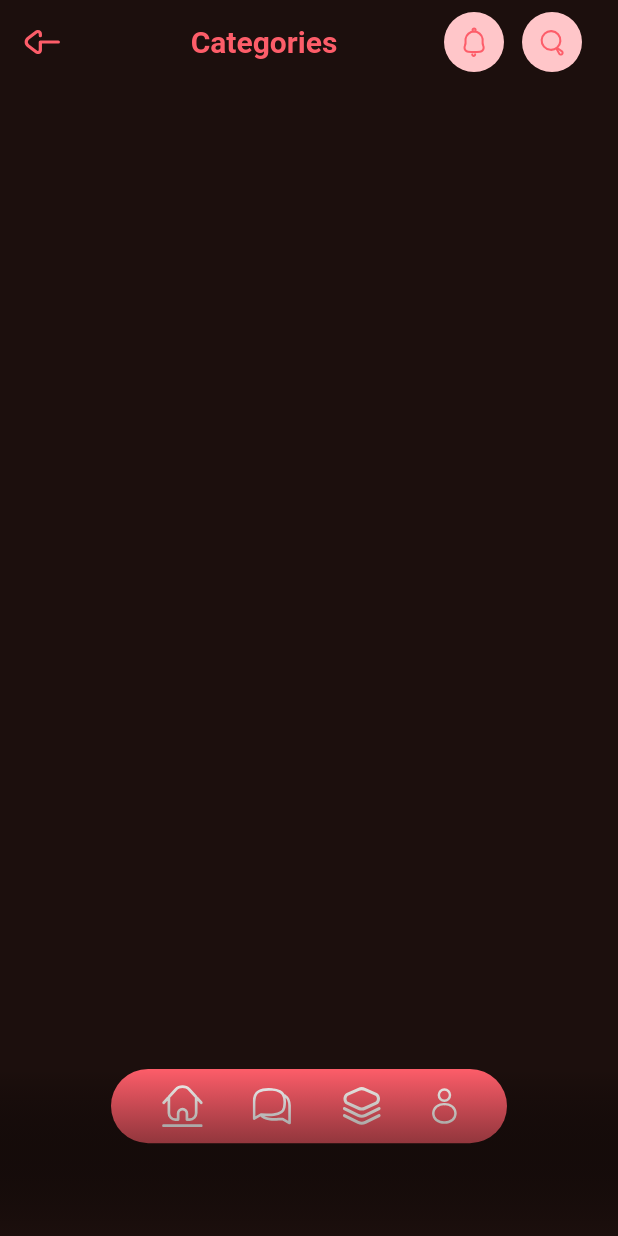
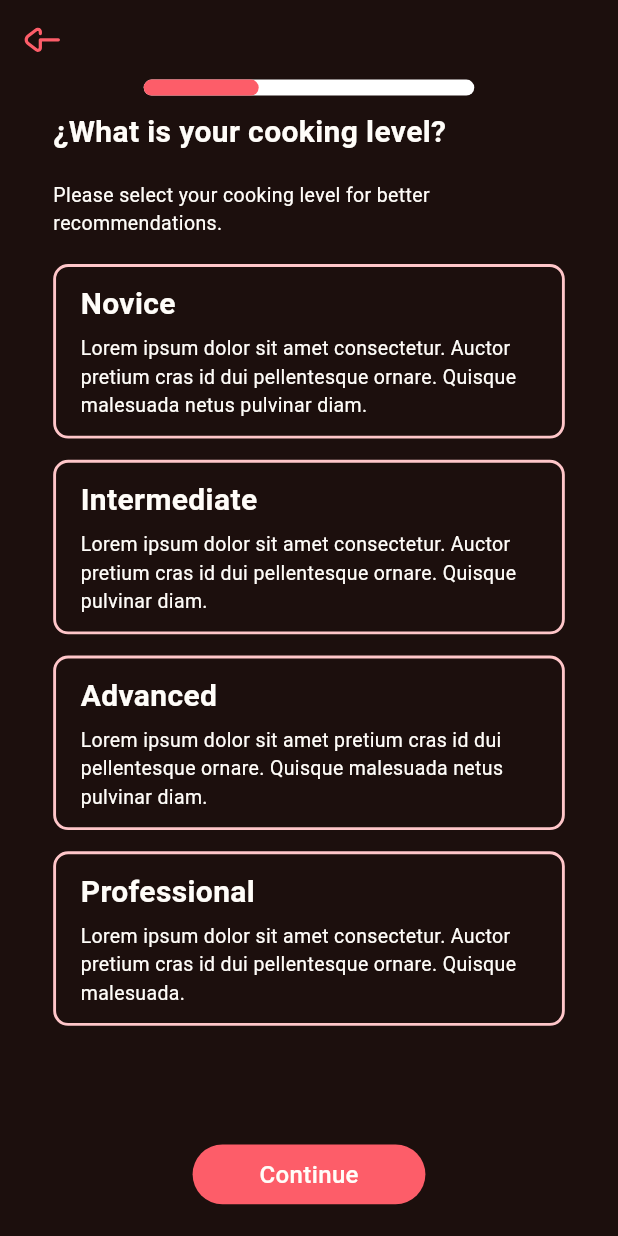
Before and after one commit to Shoxrux5101/flutter_dars_35, a Flutter app: the screen it shows after launch, on a phone screen of 412 x 824 dp. Run offline on Flutter 3.47's test engine with Material 3 defaults, Android fonts, the light colour scheme and no system bars; our stand-ins replace dio, flutter_screenutil, flutter_svg, go_router; network calls fail.

Commit message:
first commit

```diff
--- a/lib/core/router/router.dart
+++ b/lib/core/router/router.dart
@@ -3,12 +3,21 @@ import 'package:go_router/go_router.dart';
 import 'package:untitled3/core/router/router_name.dart';
 import 'package:untitled3/features/onboarding/pages/category_details_page.dart';
 import 'package:untitled3/features/onboarding/pages/category_page.dart';
+import 'package:untitled3/features/onboarding/pages/onboarding_page.dart';
 import 'package:untitled3/features/onboarding/pages/recipe_page.dart';
 
 class AppRouter {
   static final GoRouter router = GoRouter(
-    initialLocation: RouterName.categoryPage,
+    initialLocation: RouterName.onboardingPage,
     routes: [
+      GoRoute(
+        path: RouterName.onboardingPage,
+        builder: (context, state) {
+          final extra = state.extra as Map<String, dynamic>?;
+          final id = extra?['id'];
+          return OnboardingPage();
+        },
+      ),
       GoRoute(
         path: RouterName.categoryPage,
         builder: (context, state) {
--- a/lib/core/router/router_name.dart
+++ b/lib/core/router/router_name.dart
@@ -1,7 +1,8 @@
 import 'package:flutter/material.dart';
 
 class RouterName {
+  static String onboardingPage="/cookinglevel";
+  static String categoryPage="/category";
   static String recipePage="/recipe";
-  static String categoryPage="/category";
   static String categoryDetailsPage="/categoryDetails";
 }
--- a/lib/data/models/home/cuisine_model.dart
+++ b/lib/data/models/home/category_model.dart
@@ -1,18 +1,18 @@
 import 'package:flutter/material.dart';
 
-class CuisineModel {
+class CategoryModel {
   final String image;
   final String title;
   final int id;
 
-  CuisineModel({
+  CategoryModel({
     required this.image,
     required this.title,
     required this.id,
   });
 
-  factory CuisineModel.fromJson(Map<String, dynamic> json) {
-    return CuisineModel(
+  factory CategoryModel.fromJson(Map<String, dynamic> json) {
+    return CategoryModel(
       image: json['image'],
       title: json['title'],
       id: json['id'],
--- /dev/null
+++ b/lib/data/models/home/onboarding_model.dart
@@ -0,0 +1,35 @@
+class OnboardingModel {
+  final int id;
+  final String title;
+  final String subtitle;
+  final String image;
+  final int order;
+
+  OnboardingModel({
+    required this.id,
+    required this.title,
+    required this.subtitle,
+    required this.image,
+    required this.order,
+  });
+
+  factory OnboardingModel.fromJson(Map<String, dynamic> json) {
+    return OnboardingModel(
+      id: json['id'],
+      title: json['title'],
+      subtitle: json['subtitle'],
+      image: json['image'],
+      order: json['order'],
+    );
+  }
+
+  Map<String, dynamic> toJson() {
+    return {
+      'id': id,
+      'title': title,
+      'subtitle': subtitle,
+      'image': image,
+      'order': order,
+    };
+  }
+}
--- a/lib/features/onboarding/managers/home_page_view_model.dart
+++ b/lib/features/onboarding/managers/category_page_view_model.dart
@@ -1,14 +1,14 @@
 import 'package:flutter/material.dart';
-import 'package:untitled3/data/models/home/cuisine_model.dart';
+import 'package:untitled3/data/models/home/category_model.dart';
 import '../../../core/client.dart';
 
-class HomePageViewModel extends ChangeNotifier {
-  HomePageViewModel() {
+class CategoryPageViewModel extends ChangeNotifier {
+  CategoryPageViewModel() {
     fetchCategories();
   }
   String? error;
   bool isCuisinesLoading = true;
-  List<CuisineModel> categories = [];
+  List<CategoryModel> categories = [];
 
   Future<void> fetchCategories() async {
     isCuisinesLoading = true;
@@ -21,7 +21,7 @@ class HomePageViewModel extends ChangeNotifier {
       notifyListeners();
     }
     categories = (response.data as List)
-        .map((json) => CuisineModel.fromJson(json))
+        .map((json) => CategoryModel.fromJson(json))
         .toList();
     isCuisinesLoading = false;
     notifyListeners();
--- /dev/null
+++ b/lib/features/onboarding/managers/onboarding_view_model.dart
@@ -0,0 +1,37 @@
+import 'package:flutter/material.dart';
+import '../../../core/client.dart';
+import '../../../data/models/home/onboarding_model.dart';
+
+class OnboardingViewModel extends ChangeNotifier {
+  OnboardingViewModel() {
+    fetchOnboarding();
+  }
+  String? error;
+  bool isOnboardingLoading = true;
+
+  List<OnboardingModel> onboarding = [];
+
+  Future<void> fetchOnboarding() async {
+    isOnboardingLoading = true;
+    notifyListeners();
+
+    try {
+      final response = await dio.get('/onboarding/list');
+
+      if (response.statusCode != 200) {
+        error = response.data.toString();
+        isOnboardingLoading = false;
+        notifyListeners();
+        return;
+      }
+      onboarding = (response.data as List)
+          .map((json) => OnboardingModel.fromJson(json))
+          .toList();
+    } catch (e) {
+      error = e.toString();
+    }
+
+    isOnboardingLoading = false;
+    notifyListeners();
+  }
+}
--- a/lib/features/onboarding/managers/recipe_view_model.dart
+++ b/lib/features/onboarding/managers/recipe_view_model.dart
@@ -1,6 +1,6 @@
 import 'package:flutter/material.dart';
 import '../../../core/client.dart';
-import '../../../data/models/home/cuisine_model.dart';
+import '../../../data/models/home/category_model.dart';
 import '../../../data/models/home/recipe_model.dart';
 
 class RecipeViewModel extends ChangeNotifier {
@@ -14,7 +14,7 @@ class RecipeViewModel extends ChangeNotifier {
   bool isRecipesLoading = true;
   List<RecipeModel> recipes = [];
   bool isCuisinesLoading = true;
-  List<CuisineModel> categories = [];
+  List<CategoryModel> categories = [];
 
   void changeCategory(int newCatId) {
     catId = newCatId;
@@ -50,7 +50,7 @@ class RecipeViewModel extends ChangeNotifier {
       notifyListeners();
     }
     categories = (response.data as List)
-        .map((json) => CuisineModel.fromJson(json))
+        .map((json) => CategoryModel.fromJson(json))
         .toList();
     isCuisinesLoading = false;
     notifyListeners();
--- a/lib/features/onboarding/pages/category_details_page.dart
+++ b/lib/features/onboarding/pages/category_details_page.dart
@@ -14,9 +14,9 @@ class CategoryDetailsPage extends StatelessWidget {
   @override
   Widget build(BuildContext context) {
     return ChangeNotifierProvider(
-      create: (_) => CategoryDetailsViewModel(recipeId: recipeId),
+      create: (context) => CategoryDetailsViewModel(recipeId: recipeId),
       child: Consumer<CategoryDetailsViewModel>(
-        builder: (context, vm, _) {
+        builder: (context, vm, child) {
           if (vm.isCategoryDetailsLoading) {
             return const Scaffold(
               body: Center(child: CircularProgressIndicator()),
--- a/lib/features/onboarding/pages/category_page.dart
+++ b/lib/features/onboarding/pages/category_page.dart
@@ -3,7 +3,7 @@ import 'package:provider/provider.dart';
 import 'package:untitled3/features/onboarding/widgets/categories_widget.dart';
 import '../../../core/widgets/bottom_navigation_bar/bottom_navigation.dart';
 import '../../../core/widgets/custom_app_bar.dart';
-import '../managers/home_page_view_model.dart';
+import '../managers/category_page_view_model.dart';
 
 class CategoryPage extends StatelessWidget {
   const CategoryPage({super.key});
@@ -11,7 +11,7 @@ class CategoryPage extends StatelessWidget {
   @override
   Widget build(BuildContext context) {
     return ChangeNotifierProvider(
-      create: (context) => HomePageViewModel(),
+      create: (context) => CategoryPageViewModel(),
       builder: (context, child) => Scaffold(
         backgroundColor: Color(0xFF1C0F0D),
         extendBody: true,
--- /dev/null
+++ b/lib/features/onboarding/pages/onboarding_page.dart
@@ -0,0 +1,149 @@
+import 'package:flutter/material.dart';
+import 'package:flutter_screenutil/flutter_screenutil.dart';
+import 'package:flutter_svg/flutter_svg.dart';
+import 'package:provider/provider.dart';
+import 'package:untitled3/features/onboarding/managers/onboarding_view_model.dart';
+import 'package:untitled3/features/onboarding/widgets/onboarding_widget1.dart';
+import 'package:untitled3/features/onboarding/widgets/onboarding_widget2.dart';
+import '../../../core/utils/app_colors.dart';
+
+class OnboardingPage extends StatefulWidget {
+  const OnboardingPage({super.key});
+
+  @override
+  State<OnboardingPage> createState() => _OnboardingPageState();
+}
+int currentPage = 0;
+
+Alignment getAlignment() {
+  switch(currentPage){
+    case 0:
+    return Alignment.centerLeft;
+    case 1:
+      return Alignment.center;
+    case 2:
+      return Alignment.centerRight;
+    default:
+      return Alignment.centerLeft;
+  }
+}
+
+class _OnboardingPageState extends State<OnboardingPage> {
+  @override
+  Widget build(BuildContext context) {
+    return ChangeNotifierProvider(
+      create: (context) => OnboardingViewModel(),
+      child: Consumer<OnboardingViewModel>(
+          builder: (context, vm, child) {
+            if (vm.isOnboardingLoading) {
+              return const Scaffold(
+                body: Center(child: CircularProgressIndicator(),),
+              );
+            }
+            final boarding = vm.onboarding;
+            if (boarding == null) {
+              return Scaffold(body: Center(child: Text(vm.error ?? '')),);
+            }
+            return Scaffold(
+              appBar: AppBar(
+                  backgroundColor: Colors.transparent,
+                  leading: IconButton(
+                    onPressed: () {
+                      Navigator.pop(context);
+                    },
+                    icon: SvgPicture.asset('assets/icons/back-arrow.svg',
+                      color: AppColors.redPinkMain,
+                    ),
+                  ),
+                bottom: PreferredSize(
+                  preferredSize: Size.fromHeight(20.h),
+                  child: Padding(
+                    padding: const EdgeInsets.only(bottom: 10),
+                    child: AnimatedContainer(
+                      duration: const Duration(seconds: 3),
+                      width: 230.w,
+                      height: 12.h,
+                      curve: Curves.easeInOut,
+                      decoration: BoxDecoration(
+                        color: Colors.white,
+                        borderRadius: BorderRadius.circular(10),
+                      ),
+                      child: Align(
+                        alignment: getAlignment(),
+                        child: Container(
+                          width: 80.w,
+                          height: 12.h,
+                          decoration: BoxDecoration(
+                            borderRadius: BorderRadius.circular(10),
+                            color: AppColors.redPinkMain,
+                          ),
+                        ),
+                      ),
+                    ),
+                  ),
+                ),
+              ),
+              body: PageView(
+                onPageChanged: (index) {
+                  setState(() {
+                    currentPage = index;
+                  });
+                },
+                children: [
+                  Center(child: OnboardingWidget1()),
+                  Center(child: OnboardingWidget2()),
+                  Center(child: OnboardingWidget2()),
+                ],
+              ),
+              bottomNavigationBar: Padding(
+                padding: EdgeInsets.symmetric(horizontal: 37.w, vertical: 24.h),
+                child: Row(
+                  mainAxisAlignment: MainAxisAlignment.center,
+                  children: [
+                    if (currentPage == 1) ...[
+                      Container(
+                        width: 162.w,
+                        height: 45.h,
+                        decoration: BoxDecoration(
+                          color: AppColors.pink,
+                          borderRadius: BorderRadius.circular(30),
+                        ),
+                        alignment: Alignment.center,
+                        child: Text(
+                          'Skip',
+                          style: TextStyle(
+                            color: AppColors.redPinkMain,
+                            fontSize: 16,
+                            fontWeight: FontWeight.w500,
+                          ),
+                        ),
+                      ),
+                      Spacer(),
+                    ],
+                    Container(
+                      width: 162.w,
+                      height: 45.h,
+                      decoration: BoxDecoration(
+                        color: AppColors.redPinkMain,
+                        borderRadius: BorderRadius.circular(30),
+                      ),
+                      alignment: Alignment.center,
+                      child: Text(
+                        'Continue',
+                        style: TextStyle(
+                          color: AppColors.white,
+                          fontSize: 16,
+                          fontWeight: FontWeight.w500,
+                        ),
+                      ),
+                    ),
+                  ],
+                ),
+              ),
+
+            );
+          }
+      ),
+    );
+  }
+}
--- a/lib/features/onboarding/pages/recipe_page.dart
+++ b/lib/features/onboarding/pages/recipe_page.dart
@@ -38,7 +38,6 @@ final int catId;
                     itemBuilder: (context, index) {
                       final category = vm.categories[index];
                       final isActive = category.id == vm.catId;
-
                       return GestureDetector(
                         onTap: () {
                           vm.changeCategory(category.id);
--- a/lib/features/onboarding/widgets/categories_widget.dart
+++ b/lib/features/onboarding/widgets/categories_widget.dart
@@ -4,14 +4,14 @@ import 'package:go_router/go_router.dart';
 import 'package:provider/provider.dart';
 import 'package:untitled3/core/router/router_name.dart';
 import '../../../core/utils/app_colors.dart';
-import '../managers/home_page_view_model.dart';
+import '../managers/category_page_view_model.dart';
 
 class CategoriesWidget extends StatelessWidget {
   const CategoriesWidget({super.key});
 
   @override
   Widget build(BuildContext context) {
-    return Consumer<HomePageViewModel>(
+    return Consumer<CategoryPageViewModel>(
       builder: (context, vm, child) => Column(
         children: [
           Expanded(
--- /dev/null
+++ b/lib/features/onboarding/widgets/onboarding_widget1.dart
@@ -0,0 +1,109 @@
+import 'package:flutter/material.dart';
+import 'package:flutter_screenutil/flutter_screenutil.dart';
+import 'package:untitled3/core/utils/app_colors.dart';
+
+class OnboardingWidget1 extends StatefulWidget {
+  const OnboardingWidget1({super.key});
+
+  @override
+  State<OnboardingWidget1> createState() => _OnboardingWidget1State();
+}
+
+class _OnboardingWidget1State extends State<OnboardingWidget1> {
+  int selectedIndex = -1;
+
+  final List<Map<String, String>> cookingLevels = [
+    {'title': 'Novice',
+      'subtitle':
+      'Lorem ipsum dolor sit amet consectetur. Auctor pretium cras id dui pellentesque ornare. Quisque malesuada netus pulvinar diam.',},
+    {'title': 'Intermediate',
+      'subtitle':
+      'Lorem ipsum dolor sit amet consectetur. Auctor pretium cras id dui pellentesque ornare. Quisque pulvinar diam.',},
+    {'title': 'Advanced',
+      'subtitle':
+      'Lorem ipsum dolor sit amet pretium cras id dui pellentesque ornare. Quisque malesuada netus pulvinar diam.',},
+    {'title': 'Professional',
+      'subtitle':
+      'Lorem ipsum dolor sit amet consectetur. Auctor pretium cras id dui pellentesque ornare. Quisque malesuada.',},
+  ];
+
+  @override
+  Widget build(BuildContext context) {
+    return Padding(
+      padding: EdgeInsets.symmetric(horizontal: 37.w),
+      child: Column(
+        crossAxisAlignment: CrossAxisAlignment.start,
+        children: [
+          Text(
+            '¿What is your cooking level?',
+            style: TextStyle(
+              fontSize: 20,
+              fontWeight: FontWeight.w600,
+              color: AppColors.white,
+            ),
+          ),
+          SizedBox(height: 20.h),
+          Text(
+            'Please select your cooking level for better recommendations.',
+            style: TextStyle(
+              fontSize: 13,
+              fontWeight: FontWeight.w400,
+              color: AppColors.white,
+            ),
+          ),
+          SizedBox(height: 20.h),
+          Column(
+            children: List.generate(cookingLevels.length, (index) {
+              final item = cookingLevels[index];
+              final isSelected = selectedIndex == index;
+
+              return GestureDetector(
+                onTap: () {
+                  setState(() {
+                    selectedIndex = index;
+                  });
+                },
+                child: Container(
+                  margin: EdgeInsets.only(bottom: 16.h),
+                  padding:
+                  EdgeInsets.symmetric(horizontal: 17.w, vertical: 12.h),
+                  decoration: BoxDecoration(
+                    borderRadius: BorderRadius.circular(10),
+                    border: Border.all(
+                      color: isSelected
+                          ? AppColors.redPinkMain
+                          : AppColors.pink,
+                      width: 2.w,
+                    ),
+                  ),
+                  child: Column(
+                    crossAxisAlignment: CrossAxisAlignment.start,
+                    children: [
+                      Text(
+                        item['title']!,
+                        style: TextStyle(
+                          fontSize: 20,
+                          fontWeight: FontWeight.w600,
+                          color: AppColors.white,
+                        ),
+                      ),
+                      SizedBox(height: 6.h),
+                      Text(
+                        item['subtitle']!,
+                        style: TextStyle(
+                          fontSize: 13,
+                          fontWeight: FontWeight.w400,
+                          color: AppColors.white,
+                        ),
+                      ),
+                    ],
+                  ),
+                ),
+              );
+            }),
+          )
+        ],
+      ),
+    );
+  }
+}
```
Also changed, not shown: lib/data/models/home/onboarding2_model.dart (added, +27 -0 lines), lib/features/onboarding/managers/onboarding2_view_model.dart (added, +40 -0 lines), lib/features/onboarding/widgets/onboarding_widget2.dart (added, +107 -0 lines).
